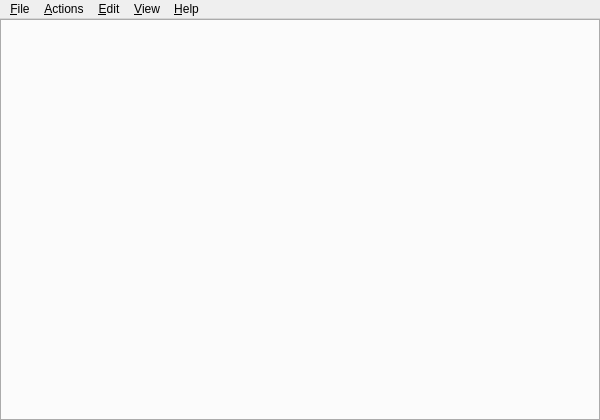
This is src/forms/qterminal.ui in lxqt/qterminal as Qt 5 draws it before an edit. The edited form follows.
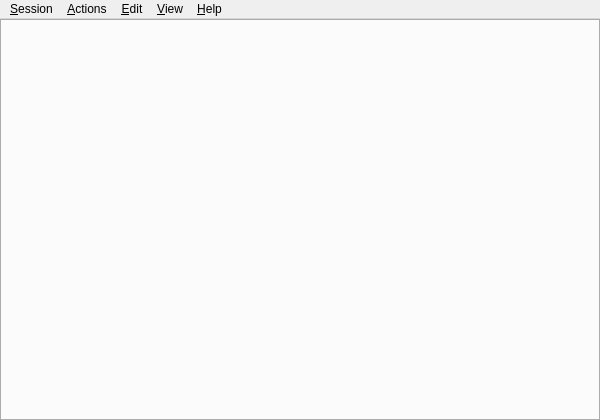
This is the edited form. Icons and pictures are not drawn. Custom widgets are drawn as their Qt base class.

Commit message:
Changed "File" to "Session" on menubar (#1212)
… as was agreed at https://github.com/lxqt/qterminal/issues/1017

Closes https://github.com/lxqt/qterminal/issues/1017

```diff
--- a/src/forms/qterminal.ui
+++ b/src/forms/qterminal.ui
@@ -56,7 +56,7 @@
    </property>
    <widget class="QMenu" name="menu_File">
     <property name="title">
-     <string>&amp;File</string>
+     <string>&amp;Session</string>
     </property>
     <property name="Title" stdset="0">
      <string/>
```
